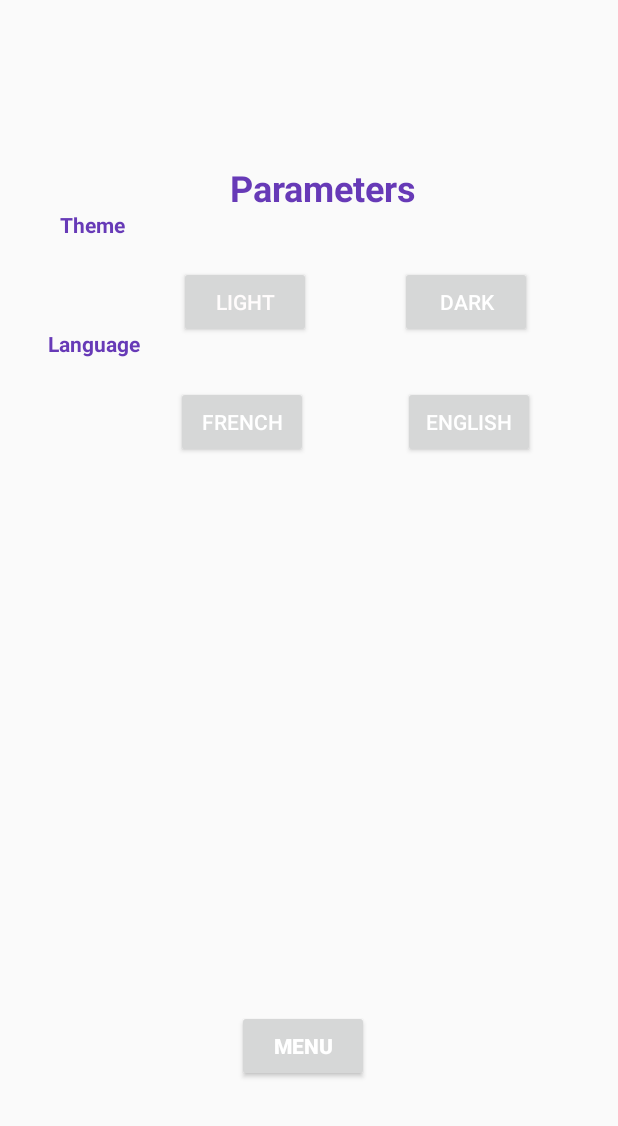
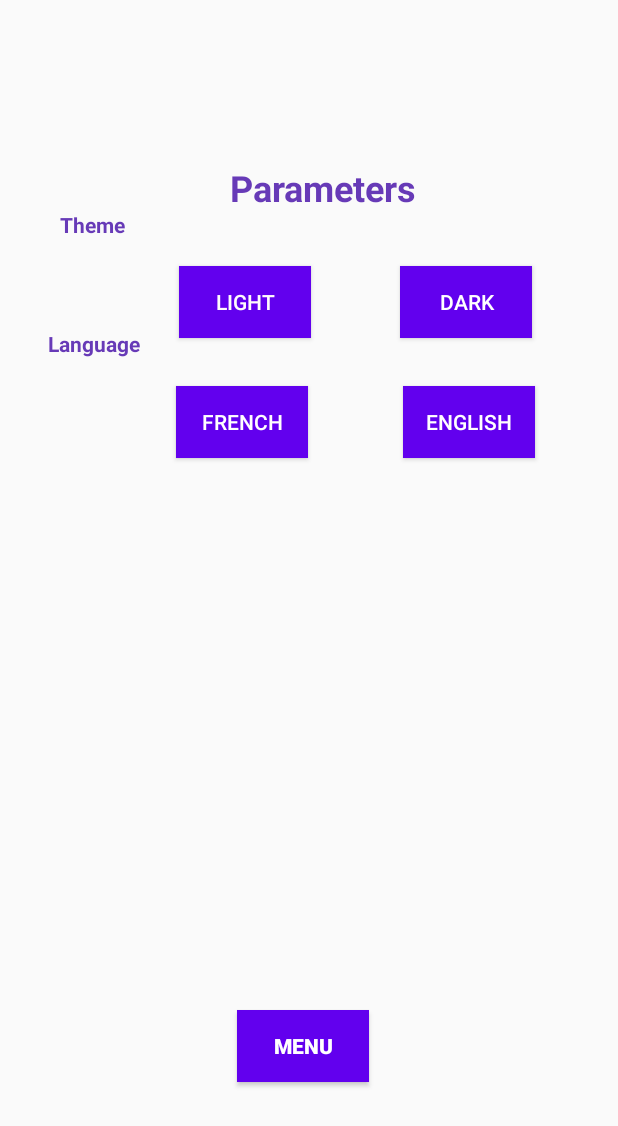
Before and after one commit to avariable2/RDV_MANAGER, an Android app: the Parametres screen opened directly, with no data from a screen before it, on a phone screen of 412 x 824 dp. Shown: the top 1126 px of the screen. Run offline under Robolectric (Android 15) with nearby library versions, the phone set to English and light mode, and no system bars.

```diff
--- a/app/src/main/AndroidManifest.xml
+++ b/app/src/main/AndroidManifest.xml
@@ -17,8 +17,7 @@
             </intent-filter>
         </activity>
         <activity android:name=".Ajouter" />
-        <activity android:name=".Parametres"
-            android:theme="@style/Theme.RDVManager"/>
+        <activity android:name=".Parametres" />
     </application>
 
 </manifest>
--- a/app/src/main/java/com/example/rdvmanager/Utils.java
+++ b/app/src/main/java/com/example/rdvmanager/Utils.java
@@ -8,16 +8,14 @@ public class Utils
     private static int sTheme;
     public final static int LightTheme = 0;
     public final static int DarkTheme = 1;
-    /**
-     * Set the theme of the Activity, and restart it by creating a new Activity of the same type.
-     */
+
     public static void changeToTheme(Activity activity, int theme)
     {
         sTheme = theme;
         activity.finish();
         activity.startActivity(new Intent(activity, activity.getClass()));
     }
-    /** Set the theme of the activity, according to the configuration. */
+
     public static void onActivityCreateSetTheme(Activity activity)
     {
         switch (sTheme)
--- a/app/src/main/res/layout/parametres.xml
+++ b/app/src/main/res/layout/parametres.xml
@@ -48,6 +48,7 @@
         android:layout_marginStart="36dp"
         android:layout_marginLeft="36dp"
         android:layout_marginTop="36dp"
+        android:background="@color/purple_500"
         android:onClick="onClickNormalTheme"
         android:text="@string/clair"
         android:textColor="#FFFCFC"
@@ -64,6 +65,7 @@
         android:layout_marginTop="36dp"
         android:layout_marginEnd="57dp"
         android:layout_marginRight="57dp"
+        android:background="@color/purple_500"
         android:onClick="onClickDarkTheme"
         android:text="@string/sombre"
         android:textColor="#FFFFFF"
@@ -93,6 +95,7 @@
         android:layout_marginStart="24dp"
         android:layout_marginLeft="24dp"
         android:layout_marginTop="32dp"
+        android:background="@color/purple_500"
         android:text="@string/francais"
         android:textColor="#FFFFFF"
         app:backgroundTint="@color/purple_500"
@@ -108,6 +111,7 @@
         android:layout_marginTop="32dp"
         android:layout_marginEnd="55dp"
         android:layout_marginRight="55dp"
+        android:background="@color/purple_500"
         android:text="@string/anglais"
         android:textColor="#FFFFFF"
         app:backgroundTint="@color/purple_500"
@@ -123,6 +127,7 @@
         android:layout_marginStart="158dp"
         android:layout_marginLeft="158dp"
         android:layout_marginTop="368dp"
+        android:background="@color/purple_500"
         android:text="@string/btnMain"
         android:textColor="#FFFFFF"
         android:textStyle="bold"
```
